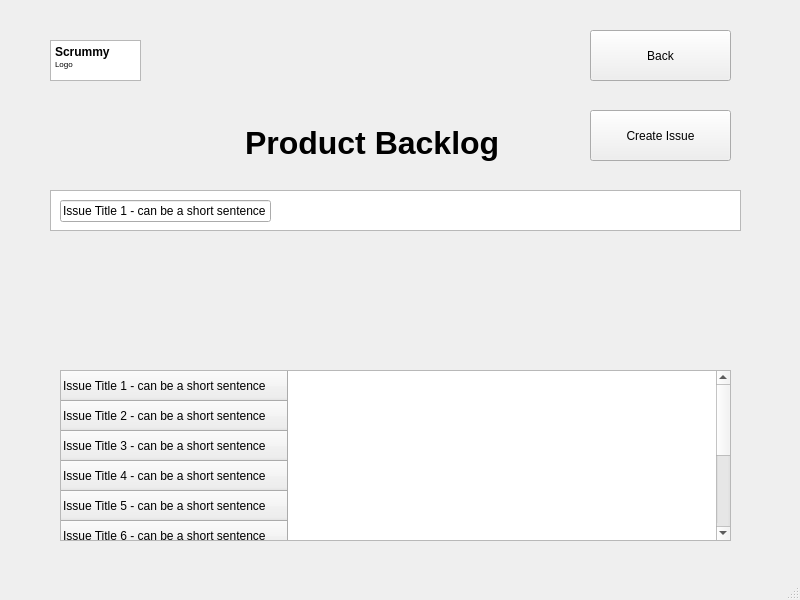
muazzamaqeel/Software-Project-CTS-5, file code/Staging_Environment/SP23/code/SP23/backlog.ui: the form before one commit.
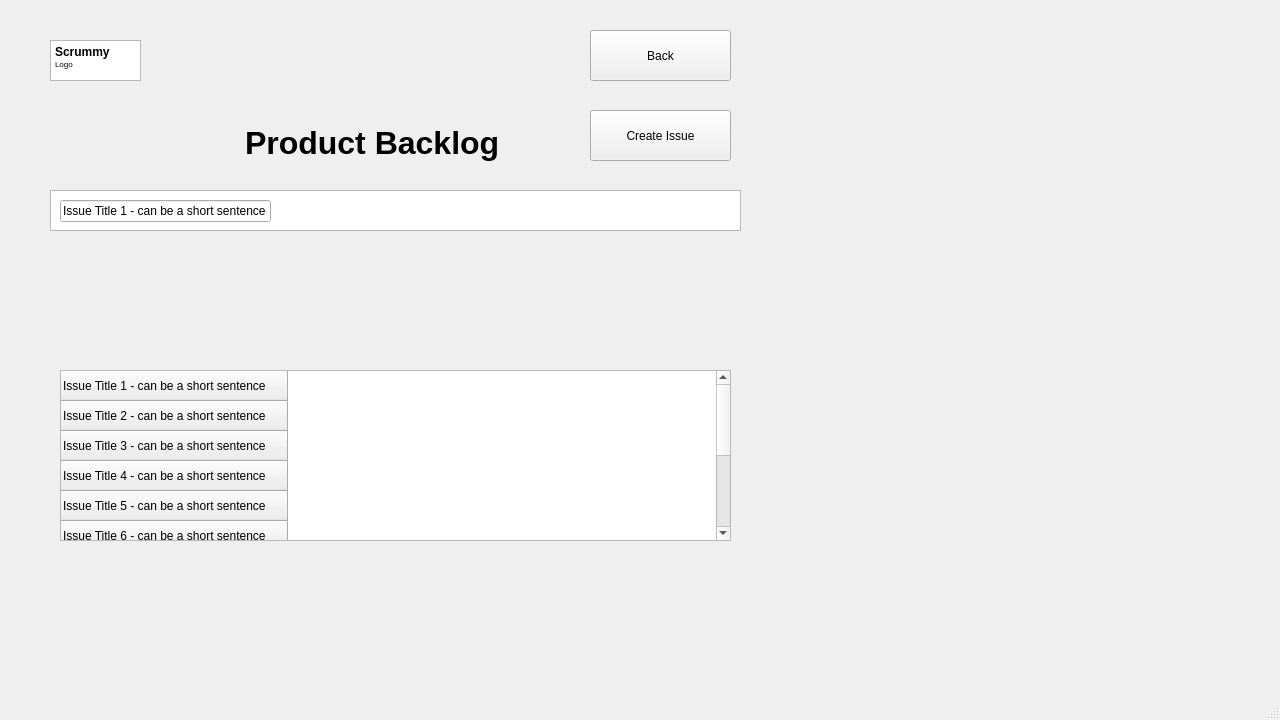
The form after the commit.

```diff
--- a/code/Staging_Environment/SP23/code/SP23/backlog.ui
+++ b/code/Staging_Environment/SP23/code/SP23/backlog.ui
@@ -6,10 +6,22 @@
    <rect>
     <x>0</x>
     <y>0</y>
-    <width>800</width>
-    <height>600</height>
+    <width>1280</width>
+    <height>720</height>
    </rect>
   </property>
+  <property name="minimumSize">
+   <size>
+    <width>1280</width>
+    <height>720</height>
+   </size>
+  </property>
+  <property name="maximumSize">
+   <size>
+    <width>1280</width>
+    <height>720</height>
+   </size>
+  </property>
   <property name="windowTitle">
    <string>MainWindow</string>
   </property>
```
Left out of the diff: 4 changed lines with no effect on the pictures.
